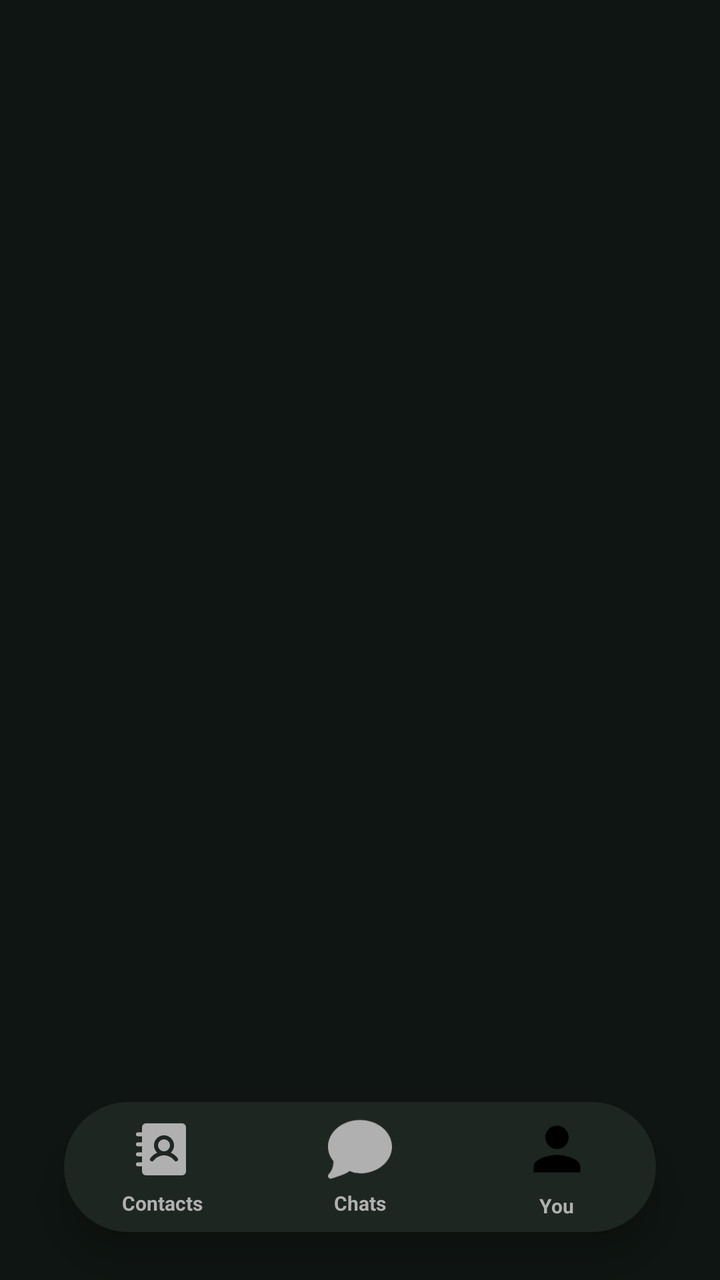
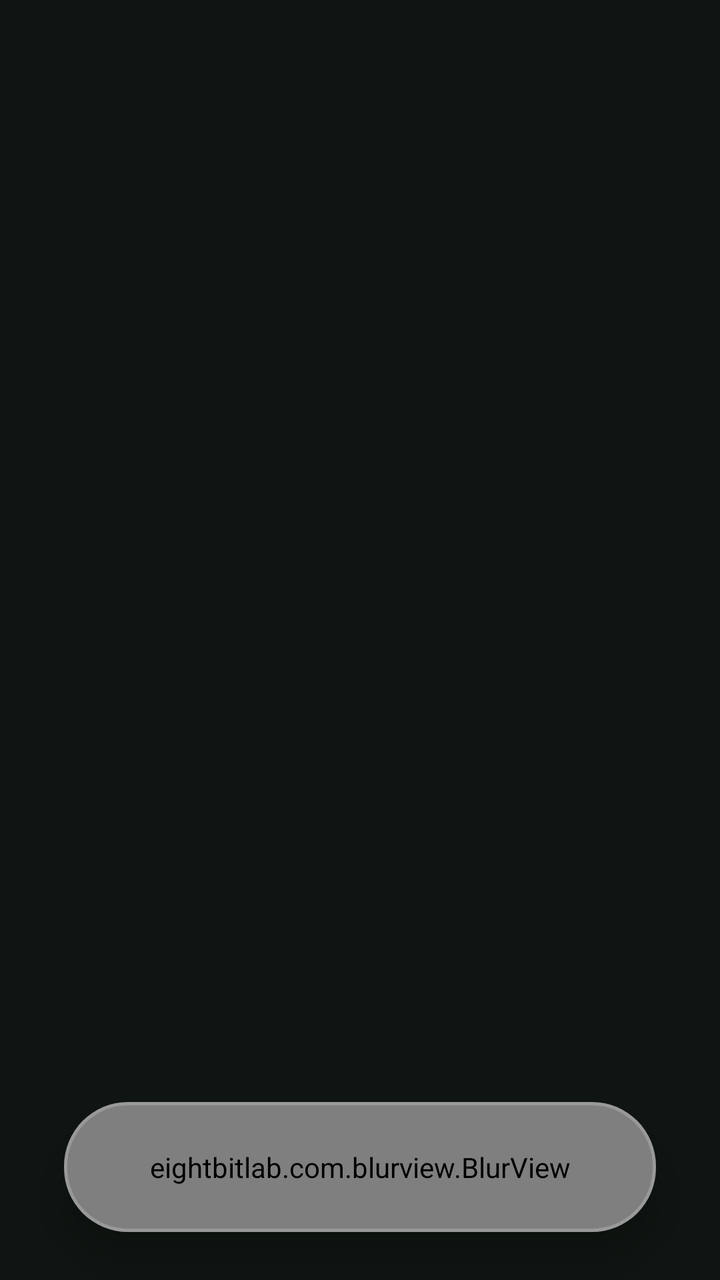

Screens rendered from an Android XML layout before and after an edit, with the pre-edit source and the edit as a unified diff.
<!-- AndroidManifest.xml: application theme Theme.Gecko2chatapp -->
<!-- res/layout/main_activity.xml -->
<?xml version="1.0" encoding="utf-8"?>
<androidx.constraintlayout.widget.ConstraintLayout
    xmlns:android="http://schemas.android.com/apk/res/android"
    xmlns:app="http://schemas.android.com/apk/res-auto"
    xmlns:tools="http://schemas.android.com/tools"
    android:layout_width="match_parent"
    android:layout_height="match_parent"
    android:fitsSystemWindows="true"
    android:background="@color/background_dark">

    <androidx.fragment.app.FragmentContainerView
        android:id="@+id/fragmentContainer"
        android:layout_width="match_parent"
        android:layout_height="0dp"
        app:layout_constraintBottom_toBottomOf="parent"
        app:layout_constraintEnd_toEndOf="parent"
        app:layout_constraintHorizontal_bias="0.0"
        app:layout_constraintStart_toStartOf="parent"
        app:layout_constraintTop_toTopOf="parent"
        app:layout_constraintVertical_bias="0.0" />

    <com.google.android.material.card.MaterialCardView
        android:id="@+id/bottomNavContainer"
        android:layout_width="match_parent"
        android:layout_height="65dp"
        android:layout_marginBottom="24dp"
        android:layout_marginHorizontal="32dp"
        app:cardCornerRadius="32dp"
        app:cardElevation="12dp"
        app:strokeWidth="0dp"
        app:cardBackgroundColor="@color/surface_dark"
        app:layout_constraintBottom_toBottomOf="parent"
        app:layout_constraintStart_toStartOf="parent"
        app:layout_constraintEnd_toEndOf="parent">

        <LinearLayout
            android:layout_width="match_parent"
            android:layout_height="match_parent"
            android:orientation="horizontal"
            android:weightSum="3"
            android:baselineAligned="false">

            <FrameLayout
                android:id="@+id/navContacts"
                android:layout_width="0dp"
                android:layout_height="match_parent"
                android:layout_weight="1"
                android:clickable="true"
                android:focusable="true"
                android:background="?attr/selectableItemBackgroundBorderless">

                <LinearLayout
                    android:layout_width="wrap_content"
                    android:layout_height="wrap_content"
                    android:layout_gravity="center"
                    android:gravity="center"
                    android:orientation="vertical">

                    <ImageView
                        android:id="@+id/iconContacts"
                        android:layout_width="32dp"
                        android:layout_height="32dp"
                        android:src="@drawable/address_book_fill_svgrepo_com"
                        app:tint="@color/text_secondary"/>

                    <TextView
                        android:id="@+id/tvContacts"
                        android:layout_width="wrap_content"
                        android:layout_height="wrap_content"
                        android:layout_marginTop="4dp"
                        android:text="Contacts"
                        android:textColor="@color/text_secondary"
                        android:textSize="10sp"
                        android:textStyle="bold" />
                </LinearLayout>
            </FrameLayout>

            <FrameLayout
                android:id="@+id/navChats"
                android:layout_width="0dp"
                android:layout_height="match_parent"
                android:layout_weight="1"
                android:clickable="true"
                android:focusable="true"
                android:background="?attr/selectableItemBackgroundBorderless">

                <LinearLayout
                    android:layout_width="wrap_content"
                    android:layout_height="wrap_content"
                    android:layout_gravity="center"
                    android:gravity="center"
                    android:orientation="vertical">

                    <ImageView
                        android:id="@+id/iconChats"
                        android:layout_width="32dp"
                        android:layout_height="32dp"
                        android:src="@drawable/chat_speech_bubble_svgrepo_com"
                        app:tint="@color/text_secondary"/>

                    <TextView
                        android:id="@+id/tvChats"
                        android:layout_width="wrap_content"
                        android:layout_height="wrap_content"
                        android:layout_marginTop="4dp"
                        android:text="Chats"
                        android:textColor="@color/text_secondary"
                        android:textSize="10sp"
                        android:textStyle="bold" />
                </LinearLayout>
            </FrameLayout>

            <FrameLayout
                android:id="@+id/navProfile"
                android:layout_width="0dp"
                android:layout_height="match_parent"
                android:layout_weight="1"
                android:clickable="true"
                android:focusable="true"
                android:background="?attr/selectableItemBackgroundBorderless">

                <LinearLayout
                    android:layout_width="wrap_content"
                    android:layout_height="wrap_content"
                    android:layout_gravity="center"
                    android:gravity="center"
                    android:orientation="vertical">

                    <com.google.android.material.card.MaterialCardView
                        android:layout_width="35dp"
                        android:layout_height="35dp"
                        app:cardCornerRadius="12dp"
                        app:cardElevation="0dp"
                        app:cardBackgroundColor="@android:color/transparent"
                        app:strokeWidth="0dp">

                        <ImageView
                            android:id="@+id/imgProfileAvatar"
                            android:layout_width="match_parent"
                            android:layout_height="match_parent"
                            android:src="@drawable/person_icon"
                            android:scaleType="centerCrop"/>

                    </com.google.android.material.card.MaterialCardView>

                    <TextView
                        android:id="@+id/tvProfileText"
                        android:layout_width="wrap_content"
                        android:layout_height="wrap_content"
                        android:layout_marginTop="4dp"
                        android:text="You"
                        android:textSize="10sp"
                        android:textStyle="bold"
                        android:textColor="@color/text_secondary"/>
                </LinearLayout>
            </FrameLayout>

        </LinearLayout>
    </com.google.android.material.card.MaterialCardView>

</androidx.constraintlayout.widget.ConstraintLayout>
<!-- resources referenced by this layout -->
<resources>
  <color name="background_dark">#0F1512</color>
  <color name="surface_dark">#1E2621</color>
  <color name="text_secondary">#B0B0B0</color>
  <!-- drawable address_book_fill_svgrepo_com (drawable) -->
  <vector xmlns:android="http://schemas.android.com/apk/res/android" android:height="30dp" android:viewportHeight="256" android:viewportWidth="256" android:width="30dp">
        
      <path android:fillColor="@color/text_secondary" android:pathData="M160,112a24,24 0,1 1,-24 -24A24.03,24.03 0,0 1,160 112ZM224,40L224,216a16.02,16.02 0,0 1,-16 16L64,232a16.02,16.02 0,0 1,-16 -16L48,196L32,196a8,8 0,0 1,0 -16L48,180L48,156L32,156a8,8 0,0 1,0 -16L48,140L48,116L32,116a8,8 0,0 1,0 -16L48,100L48,76L32,76a8,8 0,0 1,0 -16L48,60L48,40A16.02,16.02 0,0 1,64 24L208,24A16.02,16.02 0,0 1,224 40ZM190.4,163.19a67.81,67.81 0,0 0,-27.43 -21.68,40 40,0 1,0 -53.94,-0 67.81,67.81 0,0 0,-27.43 21.68,8 8,0 1,0 12.79,9.61 52.01,52.01 0,0 1,83.21 -0,8 8,0 1,0 12.79,-9.61Z"/>
      
  </vector>
  <!-- drawable chat_speech_bubble_svgrepo_com (drawable) -->
  <vector xmlns:android="http://schemas.android.com/apk/res/android" android:height="30dp" android:viewportHeight="512" android:viewportWidth="512" android:width="30dp">
        
      <path android:fillColor="@color/green_accent" android:pathData="M256,21.33c-141.16,0 -256,95.7 -256,213.33c0,41.64 14.16,79.38 43.28,115.16c0.79,16.81 -0.19,67.58 -37.03,104.43c-6.98,7 -8.28,17.86 -3.09,26.26c3.97,6.44 10.92,10.15 18.18,10.15c2.22,0 4.48,-0.34 6.68,-1.07c6.4,-2.11 13.82,-4.33 21.95,-6.76c34.3,-10.24 84.33,-25.17 123.67,-53.1c26.11,11.05 44.52,18.26 82.37,18.26c141.16,0 256,-95.7 256,-213.33S397.17,21.33 256,21.33z"/>
      
  </vector>
  <!-- drawable person_icon (drawable) -->
  <vector android:height="100dp" android:tint="#000000"
      android:viewportHeight="24" android:viewportWidth="24"
      android:width="100dp" xmlns:android="http://schemas.android.com/apk/res/android">
      <path android:fillColor="@android:color/white" android:pathData="M12,12c2.21,0 4,-1.79 4,-4s-1.79,-4 -4,-4 -4,1.79 -4,4 1.79,4 4,4zM12,14c-2.67,0 -8,1.34 -8,4v2h16v-2c0,-2.66 -5.33,-4 -8,-4z"/>
  </vector>
  <style name="Theme.Gecko2chatapp" parent="Theme.MaterialComponents.DayNight.NoActionBar">
          
          <item name="colorPrimary">@color/purple_500</item>
          <item name="colorPrimaryVariant">@color/purple_700</item>
          <item name="colorOnPrimary">@color/white</item>
          
          <item name="colorSecondary">@color/teal_200</item>
          <item name="colorSecondaryVariant">@color/teal_700</item>
          <item name="colorOnSecondary">@color/black</item>
          
          <item name="android:statusBarColor">@color/soft_green_start</item>
          
      </style>
  <color name="green_accent">#80DF98</color>
  <color name="purple_500">#FF6200EE</color>
  <color name="purple_700">#FF3700B3</color>
  <color name="white">#FFFFFFFF</color>
  <color name="teal_200">#FF03DAC5</color>
  <color name="teal_700">#FF018786</color>
  <color name="black">#FF000000</color>
  <color name="soft_green_start">#83D475</color>
</resources>

<!-- the commit's change to res/layout/main_activity.xml (unified diff, before → after) -->
@@ -27,135 +27,144 @@
         android:layout_marginHorizontal="32dp"
         app:cardCornerRadius="32dp"
         app:cardElevation="12dp"
-        app:strokeWidth="0dp"
-        app:cardBackgroundColor="@color/surface_dark"
+        app:strokeWidth="1.5dp"
+        app:strokeColor="#33FFFFFF"
+        app:cardBackgroundColor="@android:color/transparent"
         app:layout_constraintBottom_toBottomOf="parent"
         app:layout_constraintStart_toStartOf="parent"
         app:layout_constraintEnd_toEndOf="parent">
 
-        <LinearLayout
+        <eightbitlab.com.blurview.BlurView
+            android:id="@+id/blurView"
             android:layout_width="match_parent"
-            android:layout_height="match_parent"
-            android:orientation="horizontal"
-            android:weightSum="3"
-            android:baselineAligned="false">
+            android:layout_height="match_parent">
 
-            <FrameLayout
-                android:id="@+id/navContacts"
-                android:layout_width="0dp"
+            <LinearLayout
+                android:layout_width="match_parent"
                 android:layout_height="match_parent"
-                android:layout_weight="1"
-                android:clickable="true"
-                android:focusable="true"
-                android:background="?attr/selectableItemBackgroundBorderless">
+                android:background="@drawable/glass_highlight"
+                android:orientation="horizontal"
+                android:weightSum="3"
+                android:baselineAligned="false">
 
-                <LinearLayout
-                    android:layout_width="wrap_content"
-                    android:layout_height="wrap_content"
-                    android:layout_gravity="center"
-                    android:gravity="center"
-                    android:orientation="vertical">
+                <FrameLayout
+                    android:id="@+id/navContacts"
+                    android:layout_width="0dp"
+                    android:layout_height="match_parent"
+                    android:layout_weight="1"
+                    android:clickable="true"
+                    android:focusable="true"
+                    android:background="?attr/selectableItemBackgroundBorderless">
 
-                    <ImageView
-                        android:id="@+id/iconContacts"
-                        android:layout_width="32dp"
-                        android:layout_height="32dp"
-                        android:src="@drawable/address_book_fill_svgrepo_com"
-                        app:tint="@color/text_secondary"/>
-
-                    <TextView
-                        android:id="@+id/tvContacts"
+                    <LinearLayout
                         android:layout_width="wrap_content"
                         android:layout_height="wrap_content"
-                        android:layout_marginTop="4dp"
-                        android:text="Contacts"
-                        android:textColor="@color/text_secondary"
-                        android:textSize="10sp"
-                        android:textStyle="bold" />
-                </LinearLayout>
-            </FrameLayout>
+                        android:layout_gravity="center"
+                        android:gravity="center"
+                        android:orientation="vertical">
 
-            <FrameLayout
-                android:id="@+id/navChats"
-                android:layout_width="0dp"
-                android:layout_height="match_parent"
-                android:layout_weight="1"
-                android:clickable="true"
-                android:focusable="true"
-                android:background="?attr/selectableItemBackgroundBorderless">
+                        <ImageView
+                            android:id="@+id/iconContacts"
+                            android:layout_width="32dp"
+                            android:layout_height="32dp"
+                            android:src="@drawable/address_book_fill_svgrepo_com"
+                            app:tint="@color/text_secondary"/>
 
-                <LinearLayout
-                    android:layout_width="wrap_content"
-                    android:layout_height="wrap_content"
-                    android:layout_gravity="center"
-                    android:gravity="center"
-                    android:orientation="vertical">
+                        <TextView
+                            android:id="@+id/tvContacts"
+                            android:layout_width="wrap_content"
+                            android:layout_height="wrap_content"
+                            android:layout_marginTop="4dp"
+                            android:text="Contacts"
+                            android:textColor="@color/text_secondary"
+                            android:textSize="10sp"
+                            android:textStyle="bold" />
+                    </LinearLayout>
+                </FrameLayout>
 
-                    <ImageView
-                        android:id="@+id/iconChats"
-                        android:layout_width="32dp"
-                        android:layout_height="32dp"
-                        android:src="@drawable/chat_speech_bubble_svgrepo_com"
-                        app:tint="@color/text_secondary"/>
+                <FrameLayout
+                    android:id="@+id/navChats"
+                    android:layout_width="0dp"
+                    android:layout_height="match_parent"
+                    android:layout_weight="1"
+                    android:clickable="true"
+                    android:focusable="true"
+                    android:background="?attr/selectableItemBackgroundBorderless">
 
-                    <TextView
-                        android:id="@+id/tvChats"
+                    <LinearLayout
                         android:layout_width="wrap_content"
                         android:layout_height="wrap_content"
-                        android:layout_marginTop="4dp"
-                        android:text="Chats"
-                        android:textColor="@color/text_secondary"
-                        android:textSize="10sp"
-                        android:textStyle="bold" />
-                </LinearLayout>
-            </FrameLayout>
-
-            <FrameLayout
-                android:id="@+id/navProfile"
-                android:layout_width="0dp"
-                android:layout_height="match_parent"
-                android:layout_weight="1"
-                android:clickable="true"
-                android:focusable="true"
-                android:background="?attr/selectableItemBackgroundBorderless">
-
-                <LinearLayout
-                    android:layout_width="wrap_content"
-                    android:layout_height="wrap_content"
-                    android:layout_gravity="center"
-                    android:gravity="center"
-                    android:orientation="vertical">
-
-                    <com.google.android.material.card.MaterialCardView
-                        android:layout_width="35dp"
-                        android:layout_height="35dp"
-                        app:cardCornerRadius="12dp"
-                        app:cardElevation="0dp"
-                        app:cardBackgroundColor="@android:color/transparent"
-                        app:strokeWidth="0dp">
+                        android:layout_gravity="center"
+                        android:gravity="center"
+                        android:orientation="vertical">
 
                         <ImageView
-                            android:id="@+id/imgProfileAvatar"
-                            android:layout_width="match_parent"
-                            android:layout_height="match_parent"
-                            android:src="@drawable/person_icon"
-                            android:scaleType="centerCrop"/>
+                            android:id="@+id/iconChats"
+                            android:layout_width="32dp"
+                            android:layout_height="32dp"
+                            android:src="@drawable/chat_speech_bubble_svgrepo_com"
+                            app:tint="@color/text_secondary"/>
 
-                    </com.google.android.material.card.MaterialCardView>
+                        <TextView
+                            android:id="@+id/tvChats"
+                            android:layout_width="wrap_content"
+                            android:layout_height="wrap_content"
+                            android:layout_marginTop="4dp"
+                            android:text="Chats"
+                            android:textColor="@color/text_secondary"
+                            android:textSize="10sp"
+                            android:textStyle="bold" />
+                    </LinearLayout>
+                </FrameLayout>
 
-                    <TextView
-                        android:id="@+id/tvProfileText"
+                <FrameLayout
+                    android:id="@+id/navProfile"
+                    android:layout_width="0dp"
+                    android:layout_height="match_parent"
+                    android:layout_weight="1"
+                    android:clickable="true"
+                    android:focusable="true"
+                    android:background="?attr/selectableItemBackgroundBorderless">
+
+                    <LinearLayout
                         android:layout_width="wrap_content"
                         android:layout_height="wrap_content"
-                        android:layout_marginTop="4dp"
-                        android:text="You"
-                        android:textSize="10sp"
-                        android:textStyle="bold"
-                        android:textColor="@color/text_secondary"/>
-                </LinearLayout>
-            </FrameLayout>
+                        android:layout_gravity="center"
+                        android:gravity="center"
+                        android:orientation="vertical">
 
-        </LinearLayout>
+                        <com.google.android.material.card.MaterialCardView
+                            android:layout_width="45dp"
+                            android:layout_height="45dp"
+                            app:cardCornerRadius="12dp"
+                            app:cardElevation="0dp"
+                            app:cardBackgroundColor="@android:color/transparent"
+                            app:strokeWidth="0dp">
+
+                            <ImageView
+                                android:id="@+id/imgProfileAvatar"
+                                android:layout_width="35dp"
+                                android:layout_height="35dp"
+                                android:layout_gravity="center"
+                                android:src="@drawable/person_icon"
+                                android:scaleType="centerCrop"/>
+
+                        </com.google.android.material.card.MaterialCardView>
+
+                        <TextView
+                            android:id="@+id/tvProfileText"
+                            android:layout_width="wrap_content"
+                            android:layout_height="wrap_content"
+                            android:layout_marginTop="-4dp"
+                            android:text="You"
+                            android:textSize="10sp"
+                            android:textStyle="bold"
+                            android:textColor="@color/text_secondary"/>
+                    </LinearLayout>
+                </FrameLayout>
+
+            </LinearLayout>
+        </eightbitlab.com.blurview.BlurView>
     </com.google.android.material.card.MaterialCardView>
 
 </androidx.constraintlayout.widget.ConstraintLayout>
<!-- resource entries referenced after the edit -->
@@ -1,7 +1,6 @@
 <!-- resources referenced by this layout -->
 <resources>
   <color name="background_dark">#0F1512</color>
-  <color name="surface_dark">#1E2621</color>
   <color name="text_secondary">#B0B0B0</color>
   <!-- drawable address_book_fill_svgrepo_com (drawable) -->
   <vector xmlns:android="http://schemas.android.com/apk/res/android" android:height="30dp" android:viewportHeight="256" android:viewportWidth="256" android:width="30dp">
@@ -15,6 +14,16 @@
       <path android:fillColor="@color/green_accent" android:pathData="M256,21.33c-141.16,0 -256,95.7 -256,213.33c0,41.64 14.16,79.38 43.28,115.16c0.79,16.81 -0.19,67.58 -37.03,104.43c-6.98,7 -8.28,17.86 -3.09,26.26c3.97,6.44 10.92,10.15 18.18,10.15c2.22,0 4.48,-0.34 6.68,-1.07c6.4,-2.11 13.82,-4.33 21.95,-6.76c34.3,-10.24 84.33,-25.17 123.67,-53.1c26.11,11.05 44.52,18.26 82.37,18.26c141.16,0 256,-95.7 256,-213.33S397.17,21.33 256,21.33z"/>
       
   </vector>
+  <!-- drawable glass_highlight (drawable) -->
+  <?xml version="1.0" encoding="utf-8"?>
+  <shape xmlns:android="http://schemas.android.com/apk/res/android">
+      <gradient
+          android:angle="270"
+          android:startColor="#20FFFFFF"
+          android:endColor="#00FFFFFF"
+          android:type="linear" />
+      <corners android:radius="32dp"/>
+  </shape>
   <!-- drawable person_icon (drawable) -->
   <vector android:height="100dp" android:tint="#000000"
       android:viewportHeight="24" android:viewportWidth="24"
